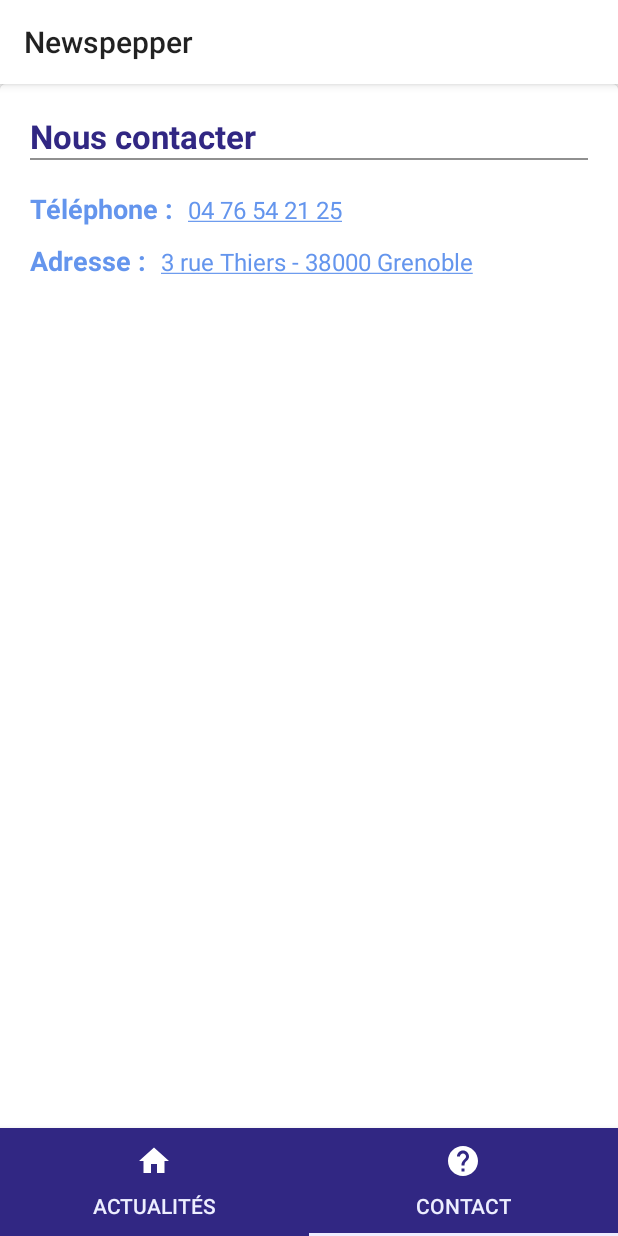
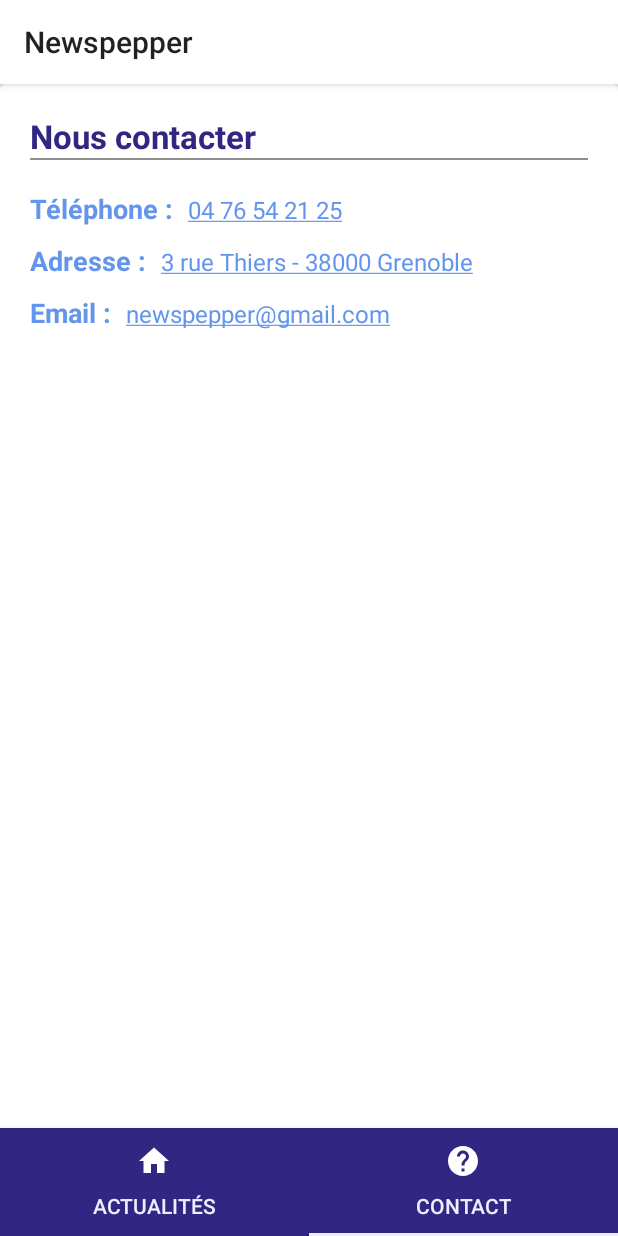
Before and after one commit to amelielaurent/appnews, an Android app: the screen it shows after launch (MainActivity), item 2 of the bottom bar chosen, on a phone screen of 412 x 824 dp. Run offline under Robolectric (Android 15) with nearby library versions, the phone set to English and light mode, and no system bars; our stand-ins replace Room's generated code; 1 statement that could not run was skipped.

Commit message:
Ajout email

```diff
--- a/app/src/main/java/com/newsgobelins/user/appnews/fragments/ContactFragment.java
+++ b/app/src/main/java/com/newsgobelins/user/appnews/fragments/ContactFragment.java
@@ -18,12 +18,14 @@
     private View view;
     private TextView mbuttonCall;
     private TextView mbuttonAddress;
+    private TextView mbuttonEmail;
 
     @Override
     public View onCreateView(LayoutInflater inflater, ViewGroup container, Bundle savedInstanceState) {
         view = inflater.inflate(R.layout.contact_fragment, container, false);
         mbuttonCall = view.findViewById(R.id.contact_telephone);
         mbuttonAddress = view.findViewById(R.id.contact_address);
+        mbuttonEmail = view.findViewById(R.id.contact_email);
         return view;
     }
 
@@ -35,9 +37,9 @@
         mbuttonCall.setOnClickListener(new View.OnClickListener() {
             public void onClick(View v) {
                 Toast.makeText(getContext(), "APPELER", Toast.LENGTH_SHORT).show();
-                Intent intent = new Intent(Intent.ACTION_DIAL);
-                intent.setData(Uri.parse("tel:0476542125"));
-                startActivity(intent);
+                Intent callIntent = new Intent(Intent.ACTION_DIAL);
+                callIntent.setData(Uri.parse("tel:0476542125"));
+                startActivity(callIntent);
             }
         });
 
@@ -51,5 +53,15 @@
                 startActivity(mapIntent);
             }
         });
+
+        //Fonction permettant d'envoyer un email
+        mbuttonEmail.setOnClickListener(new View.OnClickListener() {
+            public void onClick(View v) {
+                Toast.makeText(getContext(), "ENVOYER UN MAIL", Toast.LENGTH_SHORT).show();
+                Intent emailIntent = new Intent(Intent.ACTION_SENDTO);
+                emailIntent.setData(Uri.parse("mailto:newspepper@gmail.com"));
+                startActivity(emailIntent);
+            }
+        });
     }
 }
--- a/app/src/main/res/layout/contact_fragment.xml
+++ b/app/src/main/res/layout/contact_fragment.xml
@@ -88,5 +88,30 @@
             card_view:layout_constraintStart_toEndOf="@id/contact_text_address"
             card_view:layout_constraintTop_toBottomOf="@id/contact_text_telephone" />
 
+        <TextView
+            android:id="@+id/contact_text_email"
+            android:layout_width="wrap_content"
+            android:layout_height="wrap_content"
+            android:paddingStart="@dimen/padding_20"
+            android:paddingEnd="@dimen/padding_10"
+            android:textSize="18sp"
+            android:textStyle="bold"
+            android:textColor="@color/colorSecondary"
+            android:paddingTop="@dimen/padding_10"
+            android:text="@string/email"
+            card_view:layout_constraintStart_toStartOf="@id/contact_title"
+            card_view:layout_constraintTop_toBottomOf="@id/contact_text_address"/>
+
+        <TextView
+            android:id="@+id/contact_email"
+            android:layout_width="wrap_content"
+            android:layout_height="wrap_content"
+            android:textSize="16sp"
+            android:textColor="@color/colorSecondary"
+            android:text="@string/adresse_email"
+            android:paddingTop="12dp"
+            card_view:layout_constraintStart_toEndOf="@id/contact_text_email"
+            card_view:layout_constraintTop_toBottomOf="@id/contact_text_address" />
+
 </androidx.constraintlayout.widget.ConstraintLayout>
 </androidx.cardview.widget.CardView>
--- a/app/src/main/res/values/strings.xml
+++ b/app/src/main/res/values/strings.xml
@@ -6,4 +6,6 @@
     <string name="number"><u>04 76 54 21 25</u></string>
     <string name="adresse">Adresse : </string>
     <string name="adresse_lieu"><u>3 rue Thiers - 38000 Grenoble</u></string>
+    <string name="email">Email :</string>
+    <string name="adresse_email"><u>newspepper@gmail.com</u></string>
 </resources>
```
